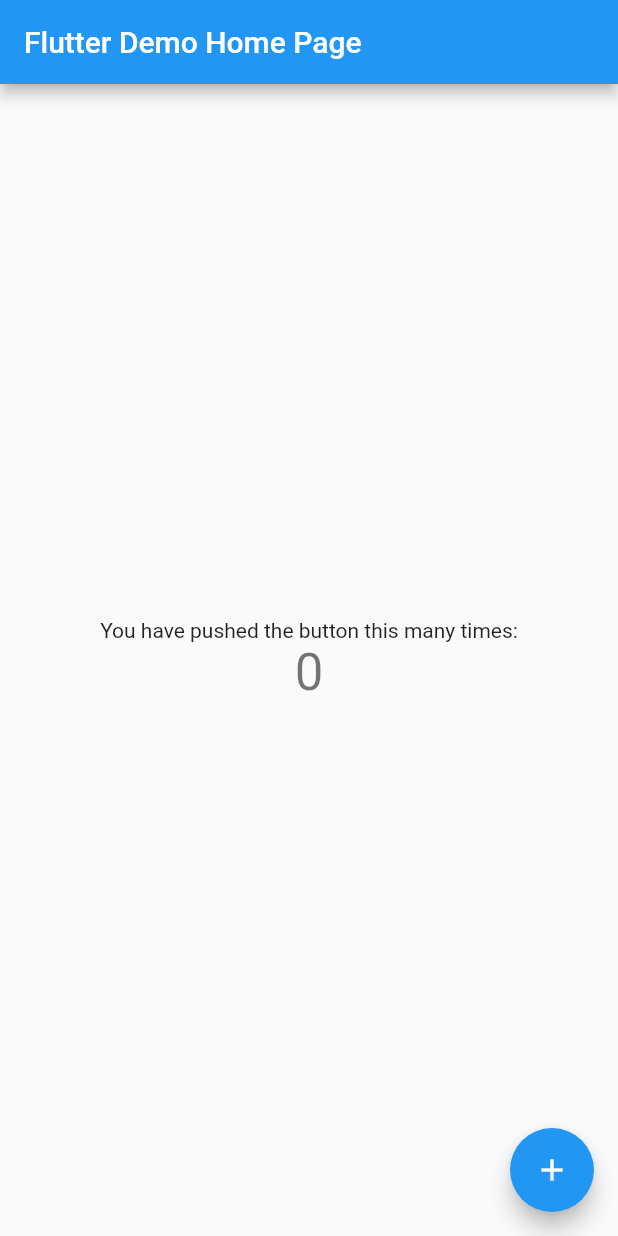
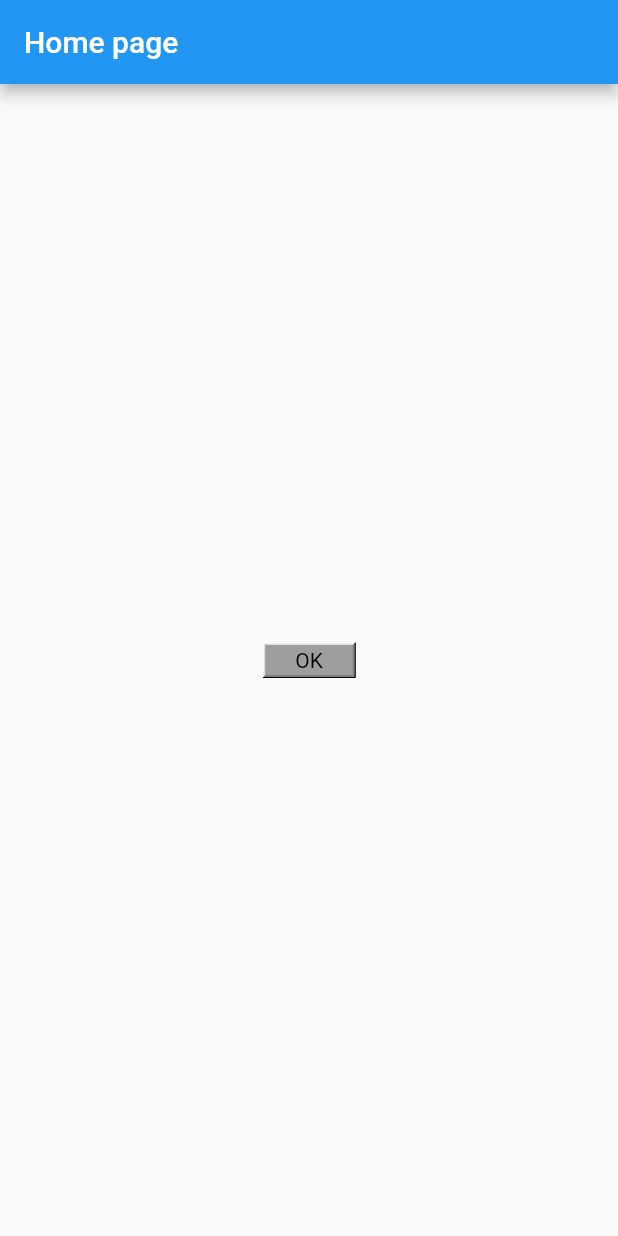
Before and after one commit to ABDULAZIZ94/flutter-test, a Flutter app: the screen it shows after launch, on a phone screen of 412 x 824 dp. Run offline on Flutter 3.47's test engine with Material 2 defaults, Android fonts, the phone set to English and light mode, and no system bars.

```diff
--- a/lib/main.dart
+++ b/lib/main.dart
@@ -1,117 +1,67 @@
 import 'package:flutter/material.dart';
 
-void main() {
-  runApp(MyApp());
-}
+void main() => runApp(MyApp());
 
 class MyApp extends StatelessWidget {
    // This widget is the root of your application.
    @override
    Widget build(BuildContext context) {
       return MaterialApp(
-      title: 'Flutter Demo',
+         title: 'Hello World Demo Application',
          theme: ThemeData(
-        // This is the theme of your application.
-        //
-        // Try running your application with "flutter run". You'll see the
-        // application has a blue toolbar. Then, without quitting the app, try
-        // changing the primarySwatch below to Colors.green and then invoke
-        // "hot reload" (press "r" in the console where you ran "flutter run",
-        // or simply save your changes to "hot reload" in a Flutter IDE).
-        // Notice that the counter didn't reset back to zero; the application
-        // is not restarted.
             primarySwatch: Colors.blue,
-        // This makes the visual density adapt to the platform that you run
-        // the app on. For desktop platforms, the controls will be smaller and
-        // closer together (more dense) than on mobile platforms.
-        visualDensity: VisualDensity.adaptivePlatformDensity,
          ),
-      home: MyHomePage(title: 'Flutter Demo Home Page'),
+         home: MyHomePage(title: 'Home page'),
       );
    }
 }
-
-class MyHomePage extends StatefulWidget {
+class MyHomePage extends StatelessWidget {
    MyHomePage({Key key, this.title}) : super(key: key);
-
-  // This widget is the home page of your application. It is stateful, meaning
-  // that it has a State object (defined below) that contains fields that affect
-  // how it looks.
-
-  // This class is the configuration for the state. It holds the values (in this
-  // case the title) provided by the parent (in this case the App widget) and
-  // used by the build method of the State. Fields in a Widget subclass are
-  // always marked "final".
-
    final String title;
 
    @override
-  _MyHomePageState createState() => _MyHomePageState();
+   Widget build(BuildContext context) {
+      return Scaffold(
+         appBar: AppBar(
+            title: Text(this.title),
+         ),
+         body: Center(
+            child:
+            MyButton()
+         ),
+      );
    }
-
-class _MyHomePageState extends State<MyHomePage> {
-  int _counter = 0;
-
-  void _incrementCounter() {
-    setState(() {
-      // This call to setState tells the Flutter framework that something has
-      // changed in this State, which causes it to rerun the build method below
-      // so that the display can reflect the updated values. If we changed
-      // _counter without calling setState(), then the build method would not be
-      // called again, and so nothing would appear to happen.
-      _counter++;
-    });
 }
+class MyButton extends StatelessWidget {
+   MyButton({Key key}) : super(key: key);
 
    @override
    Widget build(BuildContext context) {
-    // This method is rerun every time setState is called, for instance as done
-    // by the _incrementCounter method above.
-    //
-    // The Flutter framework has been optimized to make rerunning build methods
-    // fast, so that you can just rebuild anything that needs updating rather
-    // than having to individually change instances of widgets.
-    return Scaffold(
-      appBar: AppBar(
-        // Here we take the value from the MyHomePage object that was created by
-        // the App.build method, and use it to set our appbar title.
-        title: Text(widget.title),
-      ),
-      body: Center(
-        // Center is a layout widget. It takes a single child and positions it
-        // in the middle of the parent.
-        child: Column(
-          // Column is also a layout widget. It takes a list of children and
-          // arranges them vertically. By default, it sizes itself to fit its
-          // children horizontally, and tries to be as tall as its parent.
-          //
-          // Invoke "debug painting" (press "p" in the console, choose the
-          // "Toggle Debug Paint" action from the Flutter Inspector in Android
-          // Studio, or the "Toggle Debug Paint" command in Visual Studio Code)
-          // to see the wireframe for each widget.
-          //
-          // Column has various properties to control how it sizes itself and
-          // how it positions its children. Here we use mainAxisAlignment to
-          // center the children vertically; the main axis here is the vertical
-          // axis because Columns are vertical (the cross axis would be
-          // horizontal).
-          mainAxisAlignment: MainAxisAlignment.center,
-          children: <Widget>[
-            Text(
-              'You have pushed the button this many times:',
-            ),
-            Text(
-              '$_counter',
-              style: Theme.of(context).textTheme.headline4,
-            ),
-          ],
+      return Container(
+         decoration: const BoxDecoration(
+            border: Border(
+               top: BorderSide(width: 1.0, color: Color(0xFFFFFFFFFF)),
+               left: BorderSide(width: 1.0, color: Color(0xFFFFFFFFFF)),
+               right: BorderSide(width: 1.0, color: Color(0xFFFF000000)),
+               bottom: BorderSide(width: 1.0, color: Color(0xFFFF000000)),
             ),
          ),
-      floatingActionButton: FloatingActionButton(
-        onPressed: _incrementCounter,
-        tooltip: 'Increment',
-        child: Icon(Icons.add),
-      ), // This trailing comma makes auto-formatting nicer for build methods.
+         child: Container(
+            padding: const
+            EdgeInsets.symmetric(horizontal: 20.0, vertical: 2.0),
+            decoration: const BoxDecoration(
+               border: Border(
+                  top: BorderSide(width: 1.0, color: Color(0xFFFFDFDFDF)),
+                  left: BorderSide(width: 1.0, color: Color(0xFFFFDFDFDF)),
+                  right: BorderSide(width: 1.0, color: Color(0xFFFF7F7F7F)),
+                  bottom: BorderSide(width: 1.0, color: Color(0xFFFF7F7F7F)),
+               ),
+               color: Colors.grey,
+            ),
+            child: const Text(
+               'OK',textAlign: TextAlign.center, style: TextStyle(color: Colors.black)
+            ),
+         ),
       );
    }
 }
```
Also changed, not shown: 2 other files. Lines whose indentation alone changed are shown as unchanged.
